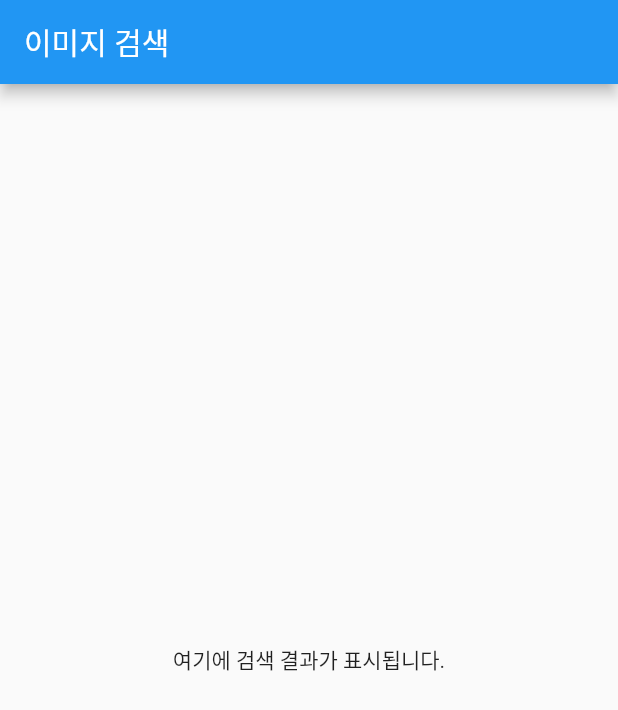
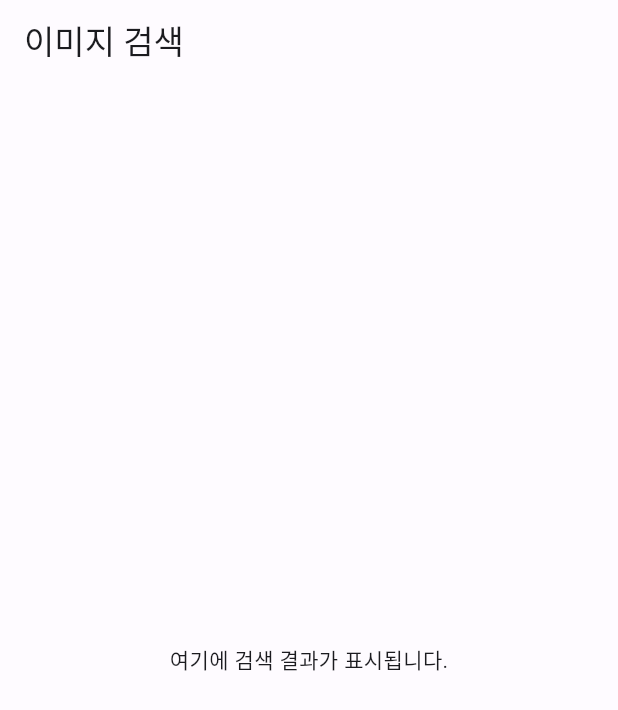
Before and after one commit to JackDinealKIM/flutter-image-search-bloc-clean-architecture, a Flutter app: the screen it shows after launch, on a phone screen of 412 x 824 dp. Shown: the top 710 px of the screen. Run offline on Flutter 3.47's test engine with Material 2 defaults, Android fonts, the phone set to English and light mode, and no system bars.

Commit message:
feat: add route, theme

```diff
--- a/lib/main.dart
+++ b/lib/main.dart
@@ -1,40 +1,36 @@
 import 'package:flutter/material.dart';
 
 void main() {
+  WidgetsFlutterBinding.ensureInitialized();
   runApp(const MyApp());
 }
 
 class MyApp extends StatelessWidget {
   const MyApp({super.key});
 
-  // This widget is the root of your application.
   @override
   Widget build(BuildContext context) {
     return MaterialApp(
-      title: 'Flutter Demo',
-      theme: ThemeData(
-        // This is the theme of your application.
-        //
-        // Try running your application with "flutter run". You'll see the
-        // application has a blue toolbar. Then, without quitting the app, try
-        // changing the primarySwatch below to Colors.green and then invoke
-        // "hot reload" (press "r" in the console where you ran "flutter run",
-        // or simply save your changes to "hot reload" in a Flutter IDE).
-        // Notice that the counter didn't reset back to zero; the application
-        // is not restarted.
-        primarySwatch: Colors.blue,
-      ),
-      home: MyHomePage(),
+      theme: ThemeData(useMaterial3: true, colorScheme: lightColorScheme),
+      darkTheme: ThemeData(useMaterial3: true, colorScheme: darkColorScheme),
+      home: const HomePage(),
+      debugShowCheckedModeBanner: false,
+      // initialRoute: HomePage.routeName,
+      routes: routes,
     );
   }
 }
 
-class MyHomePage extends StatefulWidget {
+class HomePage extends StatefulWidget {
+  static const String routeName = "/home";
+
+  const HomePage({super.key});
+
   @override
-  State<MyHomePage> createState() => _MyHomePageState();
+  State<HomePage> createState() => _HomePageState();
 }
 
-class _MyHomePageState extends State<MyHomePage> {
+class _HomePageState extends State<HomePage> {
   @override
   Widget build(BuildContext context) {
     return Scaffold(
@@ -55,3 +51,72 @@ class _MyHomePageState extends State<MyHomePage> {
     );
   }
 }
+
+final Map<String, WidgetBuilder> routes = {
+  HomePage.routeName: (context) => const HomePage(),
+};
+
+
+const lightColorScheme = ColorScheme(
+  brightness: Brightness.light,
+  primary: Color(0xFF005AC1),
+  onPrimary: Color(0xFFFFFFFF),
+  primaryContainer: Color(0xFFD8E2FF),
+  onPrimaryContainer: Color(0xFF001A41),
+  secondary: Color(0xFF535E78),
+  onSecondary: Color(0xFFFFFFFF),
+  secondaryContainer: Color(0xFFD8E2FF),
+  onSecondaryContainer: Color(0xFF0F1B32),
+  tertiary: Color(0xFF76517B),
+  onTertiary: Color(0xFFFFFFFF),
+  tertiaryContainer: Color(0xFFFED6FF),
+  onTertiaryContainer: Color(0xFF2D0E34),
+  error: Color(0xFFBA1A1A),
+  onError: Color(0xFFFFFFFF),
+  errorContainer: Color(0xFFFFDAD6),
+  onErrorContainer: Color(0xFF410002),
+  background: Color(0xFFFEFBFF),
+  onBackground: Color(0xFF1B1B1F),
+  surface: Color(0xFFFEFBFF),
+  onSurface: Color(0xFF1B1B1F),
+  surfaceVariant: Color(0xFFE1E2EC),
+  onSurfaceVariant: Color(0xFF44474F),
+  outline: Color(0xFF74777F),
+  shadow: Color(0xFF000000),
+  inverseSurface: Color(0xFF303033),
+  onInverseSurface: Color(0xFFF2F0F4),
+  inversePrimary: Color(0xFFADC6FF),
+  surfaceTint: Color(0xFF005AC1),
+);
+
+const darkColorScheme = ColorScheme(
+  brightness: Brightness.dark,
+  primary: Color(0xFFADC6FF),
+  onPrimary: Color(0xFF002E69),
+  primaryContainer: Color(0xFF004494),
+  onPrimaryContainer: Color(0xFFD8E2FF),
+  secondary: Color(0xFFBBC6E4),
+  onSecondary: Color(0xFF253048),
+  secondaryContainer: Color(0xFF3B475F),
+  onSecondaryContainer: Color(0xFFD8E2FF),
+  tertiary: Color(0xFFE5B8E8),
+  onTertiary: Color(0xFF44244A),
+  tertiaryContainer: Color(0xFF5D3A62),
+  onTertiaryContainer: Color(0xFFFED6FF),
+  error: Color(0xFFFFB4AB),
+  onError: Color(0xFF690005),
+  errorContainer: Color(0xFF93000A),
+  onErrorContainer: Color(0xFFFFB4AB),
+  background: Color(0xFF1B1B1F),
+  onBackground: Color(0xFFE3E2E6),
+  surface: Color(0xFF1B1B1F),
+  onSurface: Color(0xFFE3E2E6),
+  surfaceVariant: Color(0xFF44474F),
+  onSurfaceVariant: Color(0xFFC4C6D0),
+  outline: Color(0xFF8E9099),
+  shadow: Color(0xFF000000),
+  inverseSurface: Color(0xFFE3E2E6),
+  onInverseSurface: Color(0xFF303033),
+  inversePrimary: Color(0xFF005AC1),
+  surfaceTint: Color(0xFFADC6FF),
+);
```
